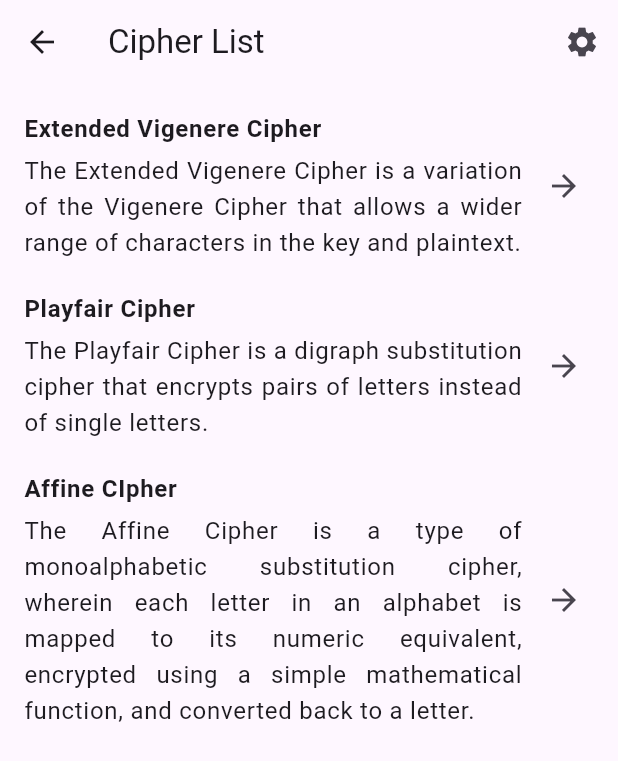
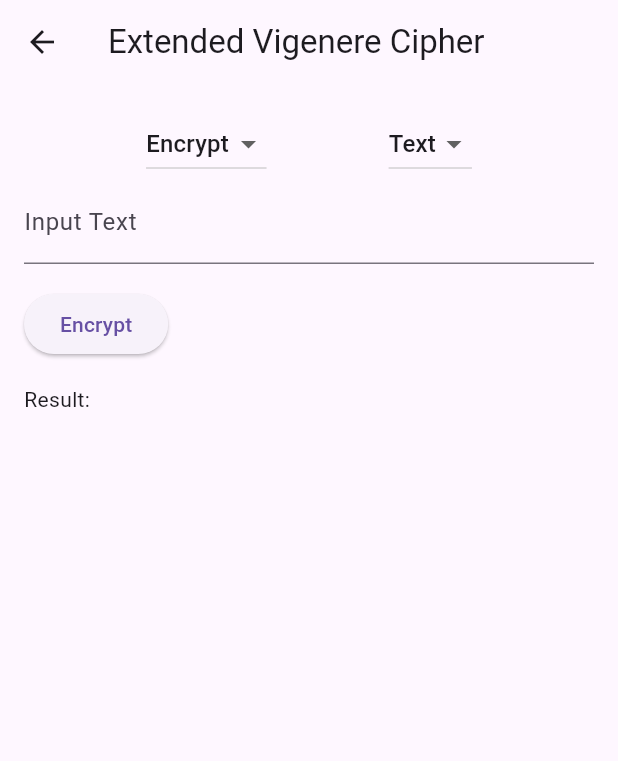
Before and after one commit to abrahammegantoro/modified-cipher, a Flutter app: the screen it shows after launch, after a tap on "Extended Vigenere Cipher", on a phone screen of 412 x 824 dp. Shown: the top 761 px of the screen. Run offline on Flutter 3.47's test engine with Material 3 defaults, Android fonts, the light colour scheme and no system bars; generated files the repository leaves out were written again.

Commit message:
[FEAT] Add encrypt decrypt page

```diff
--- a/lib/src/app.dart
+++ b/lib/src/app.dart
@@ -1,9 +1,8 @@
 import 'package:flutter/material.dart';
 import 'package:flutter_gen/gen_l10n/app_localizations.dart';
 import 'package:flutter_localizations/flutter_localizations.dart';
+import 'package:modified_cipher/src/ciphers/cipher_details_view.dart';
 
-import 'sample_feature/sample_item_details_view.dart';
-import 'sample_feature/sample_item_list_view.dart';
 import 'settings/settings_controller.dart';
 import 'settings/settings_view.dart';
 import 'ciphers/cipher_list_view.dart';
@@ -64,20 +63,42 @@ class MyApp extends StatelessWidget {
           // Define a function to handle named routes in order to support
           // Flutter web url navigation and deep linking.
           onGenerateRoute: (RouteSettings routeSettings) {
+            // Check if arguments are provided
+            final args = routeSettings.arguments as Map<String, dynamic>?;
+
+            if (args != null &&
+                args.containsKey('title') &&
+                args.containsKey('description')) {
+              // Handle route for EncryptDecryptPage with dynamic title and description
               return MaterialPageRoute<void>(
                 settings: routeSettings,
-              builder: (BuildContext context) {
+                builder: (BuildContext context) => CipherDetailsView(
+                  title: args['title'],
+                  description: args['description'],
+                ),
+              );
+            } else {
+              // Handle other routes (e.g., cipher routes)
               switch (routeSettings.name) {
                 case SettingsView.routeName:
-                    return SettingsView(controller: settingsController);
+                  return MaterialPageRoute<void>(
+                    settings: routeSettings,
+                    builder: (BuildContext context) =>
+                        SettingsView(controller: settingsController),
+                  );
                 case CipherListView.routeName:
-                    return const CipherListView();
-                  // case SampleItemListView.routeName:
+                  return MaterialPageRoute<void>(
+                    settings: routeSettings,
+                    builder: (BuildContext context) => const CipherListView(),
+                  );
+                // Add more cases for other routes if needed
                 default:
-                    return const CipherListView();
+                  return MaterialPageRoute<void>(
+                    settings: routeSettings,
+                    builder: (BuildContext context) => const CipherListView(),
+                  );
               }
-              },
-            );
+            }
           },
         );
       },
--- /dev/null
+++ b/lib/src/ciphers/cipher_details_view.dart
@@ -0,0 +1,154 @@
+import 'dart:convert';
+import 'dart:io';
+import 'package:flutter/material.dart';
+
+class CipherDetailsView extends StatefulWidget {
+  final String title;
+  final String description;
+
+  const CipherDetailsView({
+    Key? key,
+    required this.title,
+    required this.description,
+  }) : super(key: key);
+
+  @override
+  _CipherDetailsViewState createState() => _CipherDetailsViewState();
+}
+
+class _CipherDetailsViewState extends State<CipherDetailsView> {
+  late TextEditingController _inputTextController;
+  late String _resultText;
+  bool _isEncryptMode = true; // Default mode is encryption
+  bool _isTextMode = true; // Default input mode is text
+
+  @override
+  void initState() {
+    super.initState();
+    _inputTextController = TextEditingController();
+    _resultText = '';
+  }
+
+  @override
+  void dispose() {
+    _inputTextController.dispose();
+    super.dispose();
+  }
+
+  Future<void> _processData() async {
+    if (_isTextMode) {
+      // Text input mode
+      String inputText = _inputTextController.text;
+      // Perform encryption or decryption based on selected mode
+      _resultText =
+          _isEncryptMode ? encryptText(inputText) : decryptText(inputText);
+    } else {
+      // File input mode
+      // Read file contents
+      String fileContents = await _readFile();
+      // Perform encryption or decryption based on selected mode
+      _resultText = _isEncryptMode
+          ? encryptText(fileContents)
+          : decryptText(fileContents);
+    }
+
+    setState(() {});
+  }
+
+  String encryptText(String input) {
+    // Implement your encryption logic here
+    return input;
+  }
+
+  String decryptText(String input) {
+    // Implement your decryption logic here
+    return input;
+  }
+
+  Future<String> _readFile() async {
+    // Implement file selection logic here
+    return ''; // Return file contents as a string
+  }
+
+  @override
+  Widget build(BuildContext context) {
+    return Scaffold(
+      appBar: AppBar(
+        title: Text(widget.title),
+      ),
+      body: Padding(
+        padding: const EdgeInsets.all(16.0),
+        child: Column(
+          crossAxisAlignment: CrossAxisAlignment.start,
+          children: [
+            Row(
+              mainAxisAlignment: MainAxisAlignment.spaceEvenly,
+              children: [
+                DropdownButton<bool>(
+                  value: _isEncryptMode,
+                  onChanged: (bool? value) {
+                    if (value != null) {
+                      setState(() {
+                        _isEncryptMode = value;
+                      });
+                    }
+                  },
+                  items: const [
+                    DropdownMenuItem<bool>(
+                      value: true,
+                      child: Text('Encrypt'),
+                    ),
+                    DropdownMenuItem<bool>(
+                      value: false,
+                      child: Text('Decrypt'),
+                    ),
+                  ],
+                ),
+                DropdownButton<bool>(
+                  value: _isTextMode,
+                  onChanged: (bool? value) {
+                    if (value != null) {
+                      setState(() {
+                        _isTextMode = value;
+                      });
+                    }
+                  },
+                  items: const [
+                    DropdownMenuItem<bool>(
+                      value: true,
+                      child: Text('Text'),
+                    ),
+                    DropdownMenuItem<bool>(
+                      value: false,
+                      child: Text('File'),
+                    ),
+                  ],
+                ),
+              ],
+            ),
+            _isTextMode
+                ? TextField(
+                    controller: _inputTextController,
+                    decoration: const InputDecoration(
+                      labelText: 'Input Text',
+                    ),
+                  )
+                : const SizedBox(), // Hide text input when file mode is selected
+            const SizedBox(height: 16),
+            ElevatedButton(
+              onPressed: _processData,
+              child: Text(_isEncryptMode ? 'Encrypt' : 'Decrypt'),
+            ),
+            const SizedBox(height: 16),
+            const Text('Result:'),
+            Expanded(
+              child: SingleChildScrollView(
+                child: Text(_resultText),
+              ),
+            ),
+          ],
+        ),
+      ),
+    );
+  }
+}
--- a/lib/src/ciphers/cipher_list_view.dart
+++ b/lib/src/ciphers/cipher_list_view.dart
@@ -67,6 +67,10 @@ class CipherListView extends StatelessWidget {
               Navigator.restorablePushNamed(
                 context,
                 item.route,
+                arguments: {
+                  'title': item.title,
+                  'description': item.description,
+                },
               );
             },
             title: Row(
```
Lines whose indentation alone changed are shown as unchanged.
